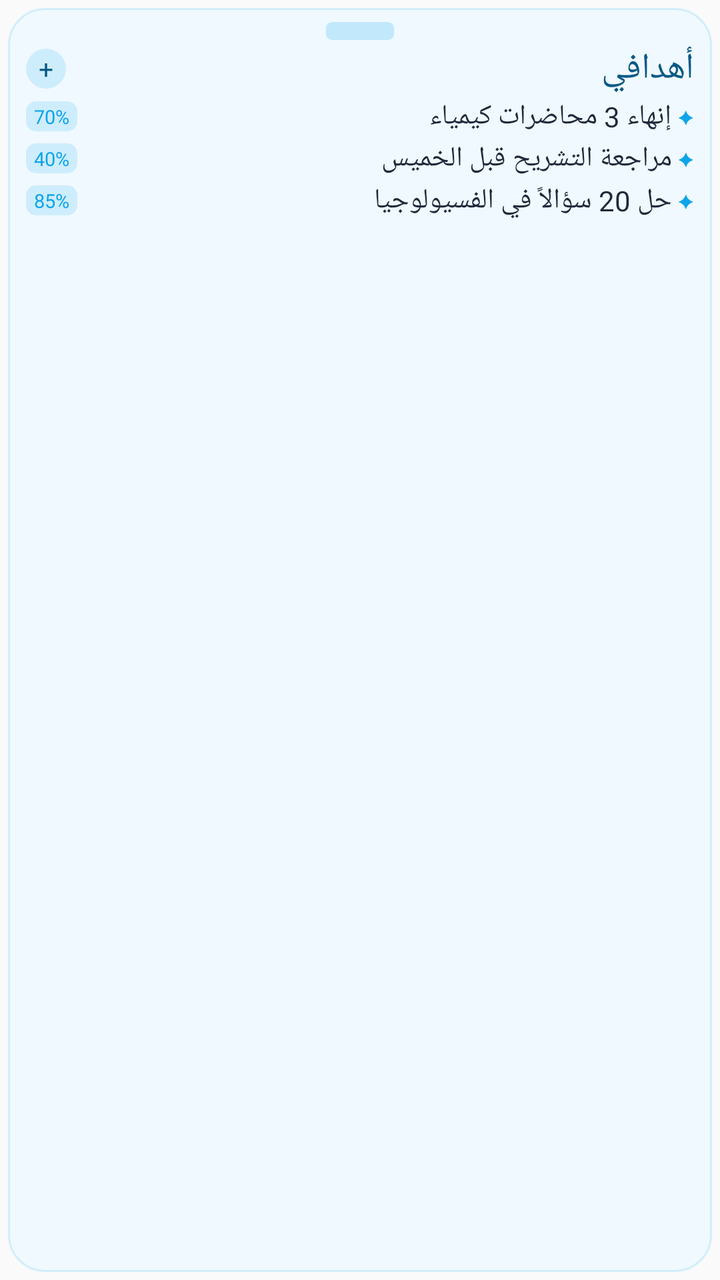
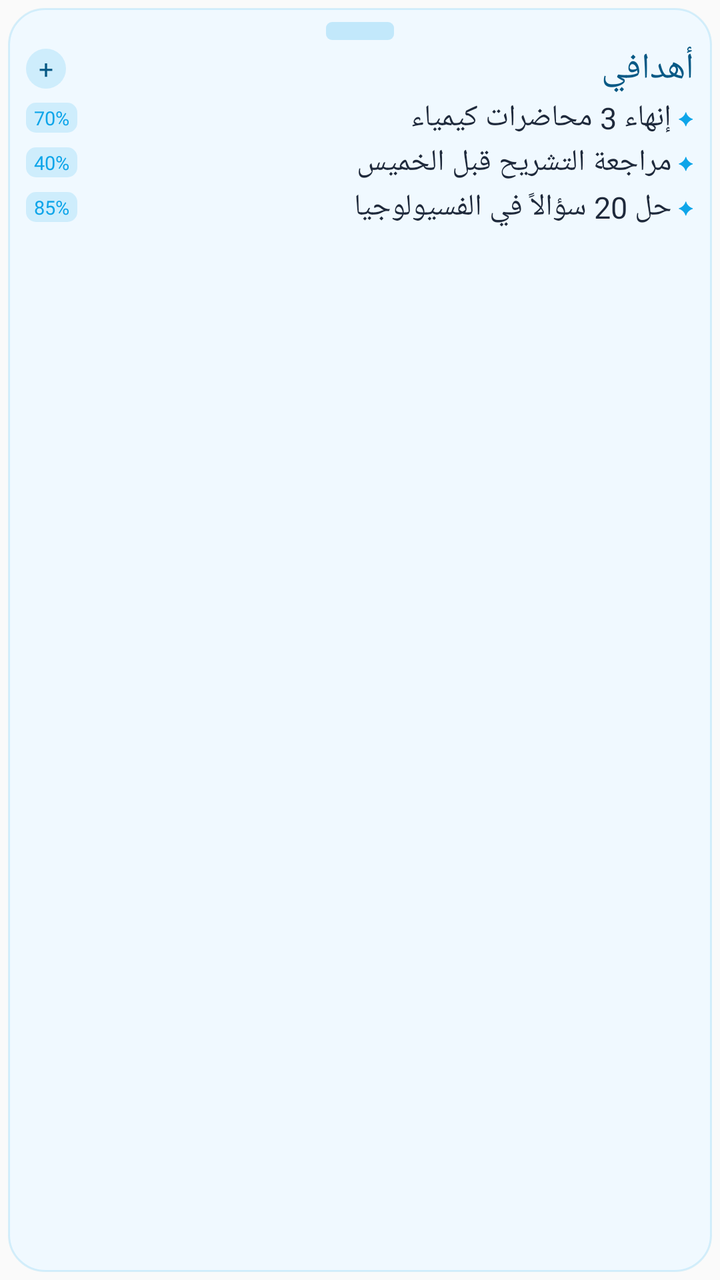

An Android layout rendered at two revisions. The XML below is the earlier revision; the diff shows what the commit changed to produce the second picture.
<!-- AndroidManifest.xml: application theme AppTheme -->
<!-- res/layout/widget_goals_preview.xml -->
<?xml version="1.0" encoding="utf-8"?>
<LinearLayout xmlns:android="http://schemas.android.com/apk/res/android"
    android:layout_width="match_parent"
    android:layout_height="match_parent"
    android:layoutDirection="rtl"
    android:orientation="horizontal"
    android:padding="4dp">
    <LinearLayout
        android:layout_width="0dp"
        android:layout_height="match_parent"
        android:layout_weight="1"
        android:background="@drawable/widget_bg_sticky_goal"
        android:orientation="vertical"
        android:paddingStart="9dp"
        android:paddingTop="18dp"
        android:paddingEnd="9dp"
        android:paddingBottom="4dp">
        <LinearLayout
            android:layout_width="match_parent"
            android:layout_height="wrap_content"
            android:gravity="center_vertical"
            android:orientation="horizontal">
            <TextView
        android:layout_width="0dp"
        android:layout_height="wrap_content" android:layout_weight="1"
        android:fontFamily="@font/tajawal_bold"
        android:text="أهدافي"
        android:textColor="#FF075985"
        android:textSize="18sp" />
            <TextView
                android:layout_width="20dp"
                android:layout_height="20dp"
                android:background="@drawable/widget_round_blue"
                android:fontFamily="@font/tajawal_bold"
                android:gravity="center"
                android:text="@string/widget_preview_plus"
                android:textColor="#FF075985"
                android:textSize="13sp" />
        </LinearLayout>
        <LinearLayout
        android:layout_width="match_parent"
        android:layout_height="wrap_content"
        android:layout_marginTop="2dp"
        android:gravity="center_vertical"
        android:orientation="horizontal">
        <TextView
            android:layout_width="wrap_content"
            android:layout_height="wrap_content"
            android:fontFamily="@font/tajawal_bold"
            android:text="✦"
            android:textColor="#FF0EA5E9"
            android:textSize="9sp" />
        <TextView
            android:layout_width="0dp"
            android:layout_height="wrap_content"
            android:layout_marginStart="3dp"
            android:layout_weight="1"
            android:fontFamily="@font/tajawal_regular"
            android:text="@string/widget_preview_goal_1"
            android:textColor="#FF1E293B"
            android:textSize="14sp" />
        <TextView
            android:layout_width="wrap_content"
            android:layout_height="wrap_content"
            android:background="@drawable/widget_preview_pill_blue"
            android:fontFamily="@font/tajawal_bold"
            android:paddingStart="4dp"
            android:paddingTop="1dp"
            android:paddingEnd="4dp"
            android:paddingBottom="1dp"
            android:text="@string/widget_preview_pct"
            android:textColor="#FF0EA5E9"
            android:textSize="9.5sp" />
    </LinearLayout><LinearLayout
        android:layout_width="match_parent"
        android:layout_height="wrap_content"
        android:layout_marginTop="2dp"
        android:gravity="center_vertical"
        android:orientation="horizontal">
        <TextView
            android:layout_width="wrap_content"
            android:layout_height="wrap_content"
            android:fontFamily="@font/tajawal_bold"
            android:text="✦"
            android:textColor="#FF0EA5E9"
            android:textSize="9sp" />
        <TextView
            android:layout_width="0dp"
            android:layout_height="wrap_content"
            android:layout_marginStart="3dp"
            android:layout_weight="1"
            android:fontFamily="@font/tajawal_regular"
            android:text="@string/widget_preview_goal_2"
            android:textColor="#FF1E293B"
            android:textSize="14sp" />
        <TextView
            android:layout_width="wrap_content"
            android:layout_height="wrap_content"
            android:background="@drawable/widget_preview_pill_blue"
            android:fontFamily="@font/tajawal_bold"
            android:paddingStart="4dp"
            android:paddingTop="1dp"
            android:paddingEnd="4dp"
            android:paddingBottom="1dp"
            android:text="@string/widget_preview_pct2"
            android:textColor="#FF0EA5E9"
            android:textSize="9.5sp" />
    </LinearLayout><LinearLayout
        android:layout_width="match_parent"
        android:layout_height="wrap_content"
        android:layout_marginTop="2dp"
        android:gravity="center_vertical"
        android:orientation="horizontal">
        <TextView
            android:layout_width="wrap_content"
            android:layout_height="wrap_content"
            android:fontFamily="@font/tajawal_bold"
            android:text="✦"
            android:textColor="#FF0EA5E9"
            android:textSize="9sp" />
        <TextView
            android:layout_width="0dp"
            android:layout_height="wrap_content"
            android:layout_marginStart="3dp"
            android:layout_weight="1"
            android:fontFamily="@font/tajawal_regular"
            android:text="@string/widget_preview_goal_3"
            android:textColor="#FF1E293B"
            android:textSize="14sp" />
        <TextView
            android:layout_width="wrap_content"
            android:layout_height="wrap_content"
            android:background="@drawable/widget_preview_pill_blue"
            android:fontFamily="@font/tajawal_bold"
            android:paddingStart="4dp"
            android:paddingTop="1dp"
            android:paddingEnd="4dp"
            android:paddingBottom="1dp"
            android:text="@string/widget_preview_pct3"
            android:textColor="#FF0EA5E9"
            android:textSize="9.5sp" />
    </LinearLayout>
    </LinearLayout>
</LinearLayout>
<!-- resources referenced by this layout -->
<resources>
  <!-- drawable widget_bg_sticky_goal (drawable) -->
  <?xml version="1.0" encoding="utf-8"?>
  <layer-list xmlns:android="http://schemas.android.com/apk/res/android">
      <item>
          <shape android:shape="rectangle">
              <solid android:color="#FFF0F9FF" />
              <corners android:radius="18dp" />
              <stroke
                  android:width="1dp"
                  android:color="#260EA5E9" />
          </shape>
      </item>
      <item
          android:width="34dp"
          android:height="9dp"
          android:gravity="top|center_horizontal"
          android:top="7dp">
          <shape android:shape="rectangle">
              <solid android:color="#330EA5E9" />
              <corners android:radius="3dp" />
          </shape>
      </item>
  </layer-list>
  <!-- drawable widget_preview_pill_blue (drawable) -->
  <?xml version="1.0" encoding="utf-8"?>
  <shape xmlns:android="http://schemas.android.com/apk/res/android" android:shape="rectangle">
      <solid android:color="#260EA5E9" />
      <corners android:radius="5dp" />
  </shape>
  <!-- drawable widget_round_blue (drawable) -->
  <?xml version="1.0" encoding="utf-8"?>
  <shape xmlns:android="http://schemas.android.com/apk/res/android" android:shape="oval">
      <solid android:color="#260EA5E9" />
  </shape>
  <string name="widget_preview_goal_1">إنهاء 3 محاضرات كيمياء</string>
  <string name="widget_preview_goal_2">مراجعة التشريح قبل الخميس</string>
  <string name="widget_preview_goal_3">حل 20 سؤالاً في الفسيولوجيا</string>
  <string name="widget_preview_pct">70%</string>
  <string name="widget_preview_pct2">40%</string>
  <string name="widget_preview_pct3">85%</string>
  <string name="widget_preview_plus">+</string>
  <style name="AppTheme" parent="Theme.AppCompat.Light.DarkActionBar">
          
          <item name="colorPrimary">@color/colorPrimary</item>
          <item name="colorPrimaryDark">@color/colorPrimaryDark</item>
          <item name="colorAccent">@color/colorAccent</item>
      </style>
</resources>

<!-- the commit's change to res/layout/widget_goals_preview.xml (unified diff, before → after) -->
@@ -55,10 +55,10 @@
             android:layout_height="wrap_content"
             android:layout_marginStart="3dp"
             android:layout_weight="1"
-            android:fontFamily="@font/tajawal_regular"
+            android:fontFamily="@font/tajawal_bold"
             android:text="@string/widget_preview_goal_1"
             android:textColor="#FF1E293B"
-            android:textSize="14sp" />
+            android:textSize="15sp" />
         <TextView
             android:layout_width="wrap_content"
             android:layout_height="wrap_content"
@@ -89,10 +89,10 @@
             android:layout_height="wrap_content"
             android:layout_marginStart="3dp"
             android:layout_weight="1"
-            android:fontFamily="@font/tajawal_regular"
+            android:fontFamily="@font/tajawal_bold"
             android:text="@string/widget_preview_goal_2"
             android:textColor="#FF1E293B"
-            android:textSize="14sp" />
+            android:textSize="15sp" />
         <TextView
             android:layout_width="wrap_content"
             android:layout_height="wrap_content"
@@ -123,10 +123,10 @@
             android:layout_height="wrap_content"
             android:layout_marginStart="3dp"
             android:layout_weight="1"
-            android:fontFamily="@font/tajawal_regular"
+            android:fontFamily="@font/tajawal_bold"
             android:text="@string/widget_preview_goal_3"
             android:textColor="#FF1E293B"
-            android:textSize="14sp" />
+            android:textSize="15sp" />
         <TextView
             android:layout_width="wrap_content"
             android:layout_height="wrap_content"
